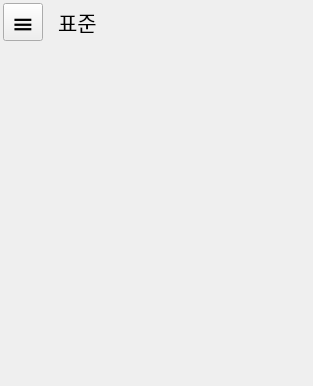
This is template/mainwindow.ui in cmh1027/calculator as Qt 5 draws it before an edit. The edited form follows.
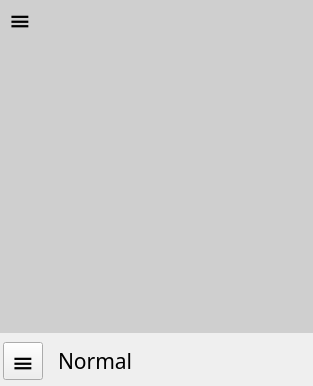
This is the edited form.

Patch:
```diff
--- a/template/mainwindow.ui
+++ b/template/mainwindow.ui
@@ -14,10 +14,7 @@
    <string>Calculator</string>
   </property>
   <widget class="QWidget" name="centralWidget">
-   <layout class="QVBoxLayout" name="verticalLayout_4">
-    <property name="spacing">
-     <number>0</number>
-    </property>
+   <layout class="QVBoxLayout" name="verticalLayout_2">
     <property name="leftMargin">
      <number>0</number>
     </property>
@@ -30,6 +27,99 @@
     <property name="bottomMargin">
      <number>0</number>
     </property>
+    <item>
+     <widget class="QWidget" name="menubarWidget" native="true">
+      <property name="sizePolicy">
+       <sizepolicy hsizetype="Minimum" vsizetype="Preferred">
+        <horstretch>0</horstretch>
+        <verstretch>0</verstretch>
+       </sizepolicy>
+      </property>
+      <property name="minimumSize">
+       <size>
+        <width>200</width>
+        <height>0</height>
+       </size>
+      </property>
+      <property name="styleSheet">
+       <string notr="true">background-color: rgb(207, 207, 207);</string>
+      </property>
+      <layout class="QVBoxLayout" name="verticalLayout_3">
+       <property name="leftMargin">
+        <number>0</number>
+       </property>
+       <property name="topMargin">
+        <number>0</number>
+       </property>
+       <property name="rightMargin">
+        <number>0</number>
+       </property>
+       <property name="bottomMargin">
+        <number>0</number>
+       </property>
+       <item>
+        <widget class="QScrollArea" name="scrollArea">
+         <property name="styleSheet">
+          <string notr="true">border: none;</string>
+         </property>
+         <property name="widgetResizable">
+          <bool>true</bool>
+         </property>
+         <widget class="QWidget" name="scrollAreaWidgetContents">
+          <property name="geometry">
+           <rect>
+            <x>0</x>
+            <y>0</y>
+            <width>313</width>
+            <height>332</height>
+           </rect>
+          </property>
+          <widget class="QToolButton" name="menuCloseButton">
+           <property name="geometry">
+            <rect>
+             <x>0</x>
+             <y>0</y>
+             <width>40</width>
+             <height>38</height>
+            </rect>
+           </property>
+           <property name="sizePolicy">
+            <sizepolicy hsizetype="Fixed" vsizetype="Fixed">
+             <horstretch>0</horstretch>
+             <verstretch>0</verstretch>
+            </sizepolicy>
+           </property>
+           <property name="maximumSize">
+            <size>
+             <width>40</width>
+             <height>16777215</height>
+            </size>
+           </property>
+           <property name="sizeIncrement">
+            <size>
+             <width>0</width>
+             <height>0</height>
+            </size>
+           </property>
+           <property name="font">
+            <font>
+             <family>Agency FB</family>
+             <pointsize>20</pointsize>
+            </font>
+           </property>
+           <property name="styleSheet">
+            <string notr="true">selection-background-color: rgb(255, 47, 61)</string>
+           </property>
+           <property name="text">
+            <string>≡</string>
+           </property>
+          </widget>
+         </widget>
+        </widget>
+       </item>
+      </layout>
+     </widget>
+    </item>
     <item>
      <layout class="QVBoxLayout" name="verticalLayout">
       <property name="spacing">
@@ -128,7 +218,7 @@
             </font>
            </property>
            <property name="text">
-            <string>표준</string>
+            <string>Normal</string>
            </property>
            <property name="alignment">
             <set>Qt::AlignLeading|Qt::AlignLeft|Qt::AlignVCenter</set>
@@ -139,7 +229,14 @@
        </widget>
       </item>
       <item>
-       <widget class="QWidget" name="contentWidget" native="true"/>
+       <widget class="QStackedWidget" name="contentWidget">
+        <property name="sizePolicy">
+         <sizepolicy hsizetype="Preferred" vsizetype="Fixed">
+          <horstretch>0</horstretch>
+          <verstretch>0</verstretch>
+         </sizepolicy>
+        </property>
+       </widget>
       </item>
      </layout>
     </item>
```
